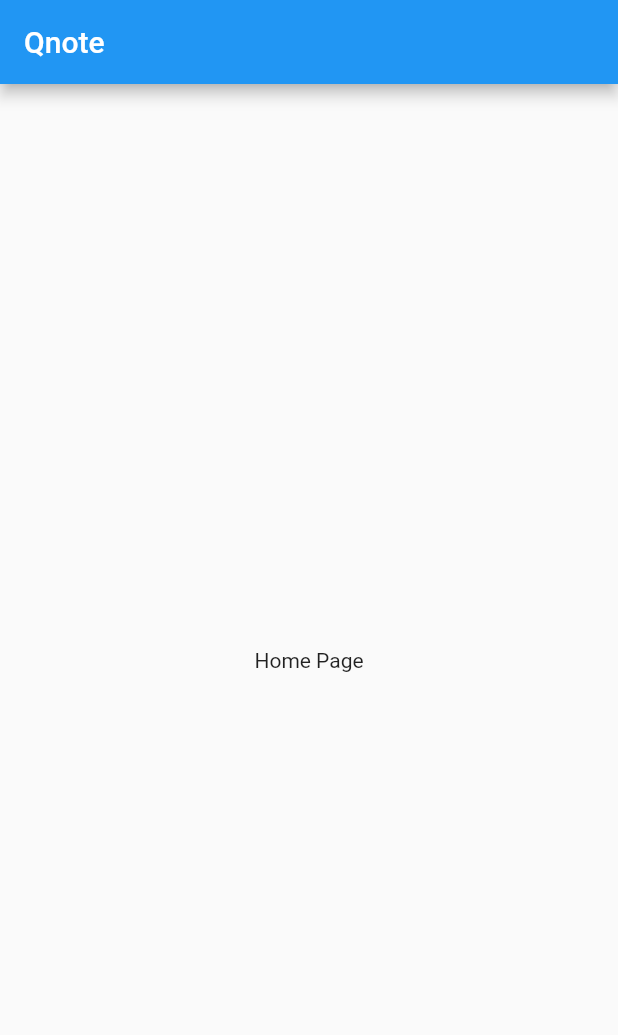
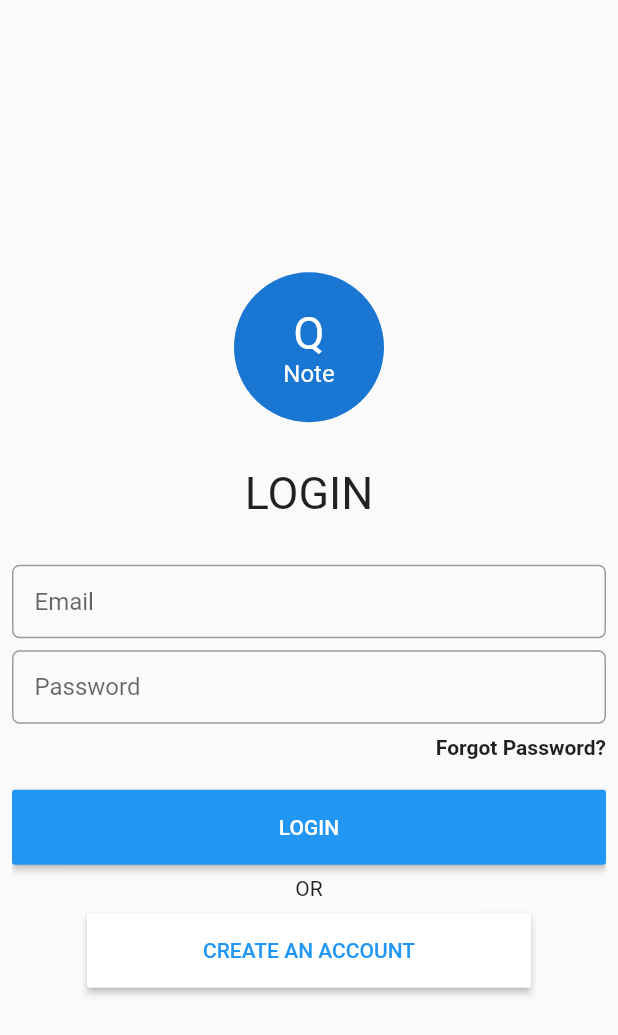
Before and after one commit to ashishcors/notes-app, a Flutter app: the screen it shows after launch, on a phone screen of 412 x 824 dp. Shown: the top 1035 px of the screen. Run offline on Flutter 3.47's test engine with Material 2 defaults, Android fonts, the light colour scheme and no system bars; our stand-ins replace get_it.

Commit message:
added login screen

```diff
--- a/lib/src/app.dart
+++ b/lib/src/app.dart
@@ -3,6 +3,7 @@ import 'package:flutter/material.dart';
 import 'package:notesapp/src/locator.dart';
 import 'package:notesapp/src/routing/route_names.dart';
 import 'package:notesapp/src/routing/router.dart';
+import 'package:notesapp/src/services/login_service.dart';
 import 'package:notesapp/src/services/navigation_service.dart';
 
 class App extends StatelessWidget {
@@ -15,7 +16,7 @@ class App extends StatelessWidget {
       theme: appThemeLight,
       onGenerateRoute: generateRoute,
       navigatorKey: locator<NavigationService>().navigatorKey,
-      initialRoute: homeRoute,
+      initialRoute: locator<LoginService>().isLoggedIn ? homeRoute : loginRoute,
     );
   }
 }
--- a/lib/src/locator.dart
+++ b/lib/src/locator.dart
@@ -1,8 +1,10 @@
 import 'package:get_it/get_it.dart';
+import 'package:notesapp/src/services/login_service.dart';
 import 'package:notesapp/src/services/navigation_service.dart';
 
 GetIt locator = GetIt.instance;
 
 void setupLocator() {
   locator.registerLazySingleton(() => NavigationService());
+  locator.registerLazySingleton(() => LoginService());
 }
--- /dev/null
+++ b/lib/src/models/note.dart
@@ -0,0 +1,11 @@
+class Note {
+  var noteId;
+  var title;
+  var message;
+
+  Note({
+    this.noteId,
+    this.title,
+    this.message,
+  });
+}
--- a/lib/src/routing/route_names.dart
+++ b/lib/src/routing/route_names.dart
@@ -1,4 +1,7 @@
 const String homeRoute = '/';
+const String loginRoute = '/login';
+const String registerRoute = '/register';
+const String forgotPasswordRoute = '/forgotPassword';
 const String addNote = '/addNote';
 const String editNote = '/editNote';
 const String viewNote = '/viewNote';
--- a/lib/src/routing/router.dart
+++ b/lib/src/routing/router.dart
@@ -1,12 +1,21 @@
 import 'package:flutter/cupertino.dart';
 import 'package:flutter/material.dart';
 import 'package:notesapp/src/routing/route_names.dart';
+import 'package:notesapp/src/ui/forgotPassword/frogot_password.dart';
 import 'package:notesapp/src/ui/home/home_page.dart';
+import 'package:notesapp/src/ui/login/login_page.dart';
+import 'package:notesapp/src/ui/register/register_page.dart';
 
 Route<dynamic> generateRoute(RouteSettings settings) {
   switch (settings.name) {
     case homeRoute:
       return _getPageRoute(HomePage(), settings);
+    case loginRoute:
+      return _getPageRoute(LoginPage(), settings);
+    case registerRoute:
+      return _getPageRoute(RegisterPage(), settings);
+    case forgotPasswordRoute:
+      return _getPageRoute(ForgotPasswordPage(), settings);
     case addNote:
       return _getPageRoute(HomePage(), settings);
     case editNote:
--- /dev/null
+++ b/lib/src/services/login_service.dart
@@ -0,0 +1,5 @@
+class LoginService {
+  var _isLoggedIn = false;
+
+  bool get isLoggedIn => _isLoggedIn;
+}
--- /dev/null
+++ b/lib/src/ui/forgotPassword/frogot_password.dart
@@ -0,0 +1,11 @@
+import 'package:flutter/cupertino.dart';
+import 'package:flutter/material.dart';
+
+class ForgotPasswordPage extends StatelessWidget {
+  @override
+  Widget build(BuildContext context) {
+    return Scaffold(
+      body: Text('ForgotPassword'),
+    );
+  }
+}
--- a/lib/src/ui/home/home_page.dart
+++ b/lib/src/ui/home/home_page.dart
@@ -1,5 +1,6 @@
 import 'package:flutter/cupertino.dart';
 import 'package:flutter/material.dart';
+import 'package:notesapp/src/models/note.dart';
 
 class HomePage extends StatelessWidget {
   @override
@@ -8,12 +9,47 @@ class HomePage extends StatelessWidget {
       appBar: AppBar(
         title: Text("Qnote"),
       ),
-      body: Center(
-        child: Container(
-          child: Text(
-            "Home Page",
-          ),
-        ),
+      body: NoteListView(),
+    );
+  }
+}
+
+class NoteListView extends StatelessWidget {
+  final noteList = List<Note>();
+
+  NoteListView() {
+    noteList
+      ..add(Note(title: 'Note1', message: 'Note Message 1'))
+      ..add(Note(title: 'Note2', message: 'Note Message 2'))
+      ..add(Note(title: 'Note3', message: 'Note Message 3'))
+      ..add(Note(title: 'Note4', message: 'Note Message 4'))
+      ..add(Note(title: 'Note5', message: 'Note Message 5'))
+      ..add(Note(title: 'Note6', message: 'Note Message 6'));
+  }
+
+  @override
+  Widget build(BuildContext context) {
+    return ListView.builder(
+      itemBuilder: (context, i) => NoteView(noteList[i]),
+      itemCount: noteList.length,
+    );
+  }
+}
+
+class NoteView extends StatelessWidget {
+  final Note _note;
+
+  NoteView(this._note);
+
+  @override
+  Widget build(BuildContext context) {
+    return Container(
+      decoration: BoxDecoration(),
+      child: Column(
+        children: <Widget>[
+          Text(_note.title),
+          Text(_note.message),
+        ],
       ),
     );
   }
--- /dev/null
+++ b/lib/src/ui/login/login_page.dart
@@ -0,0 +1,124 @@
+import 'package:flutter/cupertino.dart';
+import 'package:flutter/material.dart';
+import 'package:notesapp/src/locator.dart';
+import 'package:notesapp/src/routing/route_names.dart';
+import 'package:notesapp/src/services/navigation_service.dart';
+
+class LoginPage extends StatelessWidget {
+  @override
+  Widget build(BuildContext context) {
+    return Scaffold(
+      body: LoginPageLayout(),
+    );
+  }
+}
+
+class LoginPageLayout extends StatelessWidget {
+  Function _onLoginSuccess;
+
+  @override
+  Widget build(BuildContext context) {
+    final inputFieldDecoration = InputDecoration(
+        contentPadding: EdgeInsets.all(15),
+        border: OutlineInputBorder(
+          borderRadius: BorderRadius.circular(5.0),
+        ));
+
+    return Padding(
+      padding: const EdgeInsets.all(8.0),
+      child: SingleChildScrollView(
+        child: Center(
+          child: SizedBox(
+            width: (MediaQuery.of(context).size.width < 600)
+                ? double.infinity
+                : 600,
+            height: MediaQuery.of(context).size.height,
+            child: Column(
+              mainAxisAlignment: MainAxisAlignment.center,
+              children: <Widget>[
+                SizedBox(
+                  height: 100,
+                  width: 100,
+                  child: CircleAvatar(
+                    child: Column(
+                      mainAxisAlignment: MainAxisAlignment.center,
+                      children: <Widget>[
+                        Text(
+                          'Q',
+                          style: TextStyle(fontSize: 30),
+                        ),
+                        Text('Note')
+                      ],
+                    ),
+                  ),
+                ),
+                SizedBox(height: 30),
+                Text('LOGIN', style: TextStyle(fontSize: 30)),
+                SizedBox(height: 30),
+                TextField(
+                  decoration: inputFieldDecoration.copyWith(
+                    hintText: 'Email',
+                  ),
+                ),
+                SizedBox(height: 8),
+                TextField(
+                  obscureText: true,
+                  decoration: inputFieldDecoration.copyWith(
+                    hintText: 'Password',
+                  ),
+                ),
+                SizedBox(height: 8),
+                Align(
+                  alignment: Alignment.centerRight,
+                  child: GestureDetector(
+                    onTap: () {
+                      locator<NavigationService>()
+                          .navigateTo(forgotPasswordRoute);
+                    },
+                    child: Text(
+                      'Forgot Password?',
+                      style: TextStyle(fontWeight: FontWeight.bold),
+                    ),
+                  ),
+                ),
+                SizedBox(height: 20),
+                SizedBox(
+                  width: double.infinity,
+                  height: 50,
+                  child: MaterialButton(
+                    color: Theme.of(context).accentColor,
+                    onPressed: () {},
+                    child: Text(
+                      'LOGIN',
+                      style: TextStyle(color: Colors.white),
+                    ),
+                  ),
+                ),
+                SizedBox(height: 8),
+                Text('OR'),
+                SizedBox(height: 8),
+                Padding(
+                  padding: const EdgeInsets.symmetric(horizontal: 50),
+                  child: SizedBox(
+                    width: double.infinity,
+                    height: 50,
+                    child: MaterialButton(
+                      color: Colors.white,
+                      onPressed: () {
+                        locator<NavigationService>().navigateTo(registerRoute);
+                      },
+                      child: Text(
+                        'CREATE AN ACCOUNT',
+                        style: TextStyle(color: Theme.of(context).accentColor),
+                      ),
+                    ),
+                  ),
+                ),
+              ],
+            ),
+          ),
+        ),
+      ),
+    );
+  }
+}
--- /dev/null
+++ b/lib/src/ui/register/register_page.dart
@@ -0,0 +1,11 @@
+import 'package:flutter/cupertino.dart';
+import 'package:flutter/material.dart';
+
+class RegisterPage extends StatelessWidget {
+  @override
+  Widget build(BuildContext context) {
+    return Scaffold(
+      body: Text('Register'),
+    );
+  }
+}
```
Also changed, not shown: 1 other file.
